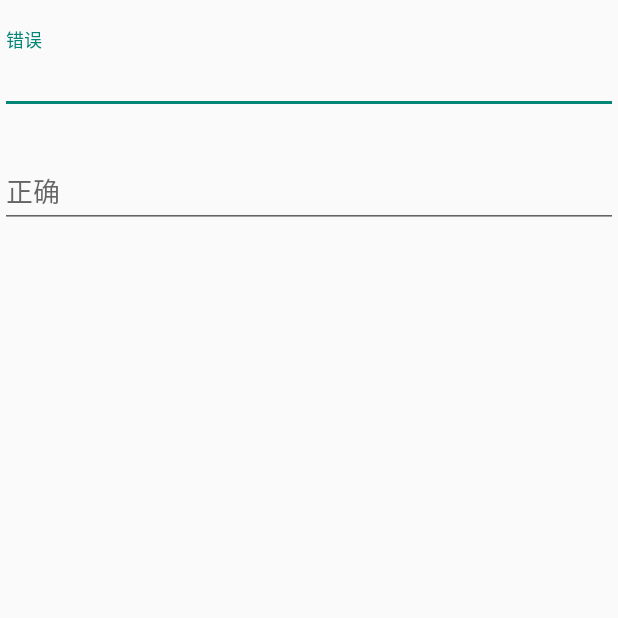
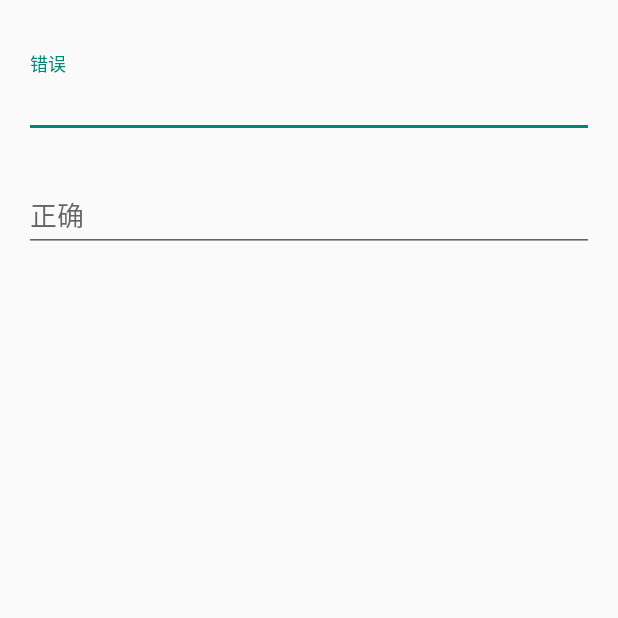
Before and after one commit to Ivolian/MaterialSimpleTry, an Android app: the fragment TextInputLayoutFragment shown on its own in the app's theme, on a phone screen of 412 x 824 dp, the top half of it. Run offline under Robolectric (Android 15) with nearby library versions, the phone set to English and light mode, and no system bars; our stand-ins replace ButterKnife.

Commit message:
添加 MaterialEditText

```diff
--- a/app/build.gradle
+++ b/app/build.gradle
@@ -33,4 +33,5 @@ dependencies {
     compile 'com.r0adkll:slidableactivity:2.0.2'
     compile 'com.android.support:design:22.2.0'
     compile 'com.melnykov:floatingactionbutton:1.3.0'
+    compile 'com.rengwuxian.materialedittext:library:2.1.3'
 }
--- a/app/src/main/java/com/ivo/materialsimpletry/activity/MainActivity.java
+++ b/app/src/main/java/com/ivo/materialsimpletry/activity/MainActivity.java
@@ -11,7 +11,7 @@ import android.support.v7.app.ActionBarDrawerToggle;
 import android.view.Menu;
 import android.view.MenuItem;
 
-import com.ivo.materialsimpletry.fragment.TextInputLayoutFragment;
+import com.ivo.materialsimpletry.MyFragment2;
 import com.ivo.materialsimpletry.R;
 import com.ivo.materialsimpletry.greenmatter.SelectColorActivity;
 
@@ -38,7 +38,7 @@ public class MainActivity extends ToolbarActivity {
         initNavigationView();
 
         if (savedInstanceState == null) {
-            displayFragment(new TextInputLayoutFragment());
+            displayFragment(new MyFragment2());
         }
 //             mTitle = savedInstanceState.getString(STATE_ACTIONBAR_TITLE);
     }
@@ -74,6 +74,7 @@ public class MainActivity extends ToolbarActivity {
 
         switch (item.getItemId()) {
             case R.id.theme:
+//                displayFragment(new MyFragment2());
                 startSelectColorActivity();
                 return true;
         }
--- a/app/src/main/java/com/ivo/materialsimpletry/fragment/TextInputLayoutFragment.java
+++ b/app/src/main/java/com/ivo/materialsimpletry/fragment/TextInputLayoutFragment.java
@@ -9,6 +9,7 @@ import android.view.View;
 import android.view.ViewGroup;
 
 import com.ivo.materialsimpletry.R;
+import com.ivo.materialsimpletry.fragment.base.BaseFragment;
 
 import butterknife.InjectView;
 
--- a/app/src/main/java/com/ivo/materialsimpletry/fragment/BaseFragment.java
+++ b/app/src/main/java/com/ivo/materialsimpletry/fragment/base/BaseFragment.java
@@ -1,4 +1,4 @@
-package com.ivo.materialsimpletry.fragment;
+package com.ivo.materialsimpletry.fragment.base;
 
 import android.os.Bundle;
 import android.support.v4.app.Fragment;
--- a/app/src/main/res/layout/fragment_text_input_layout.xml
+++ b/app/src/main/res/layout/fragment_text_input_layout.xml
@@ -2,7 +2,8 @@
     android:layout_width="match_parent"
     android:layout_height="match_parent"
     android:background="@color/background_material_light"
-    android:orientation="vertical">
+    android:orientation="vertical"
+    android:padding="16dp">
 
     <android.support.design.widget.TextInputLayout
         android:id="@+id/textInputLayout"
```
Also changed, not shown: app/src/main/res/layout/fragment_my2.xml (+13 -6 lines), 1 other file.
